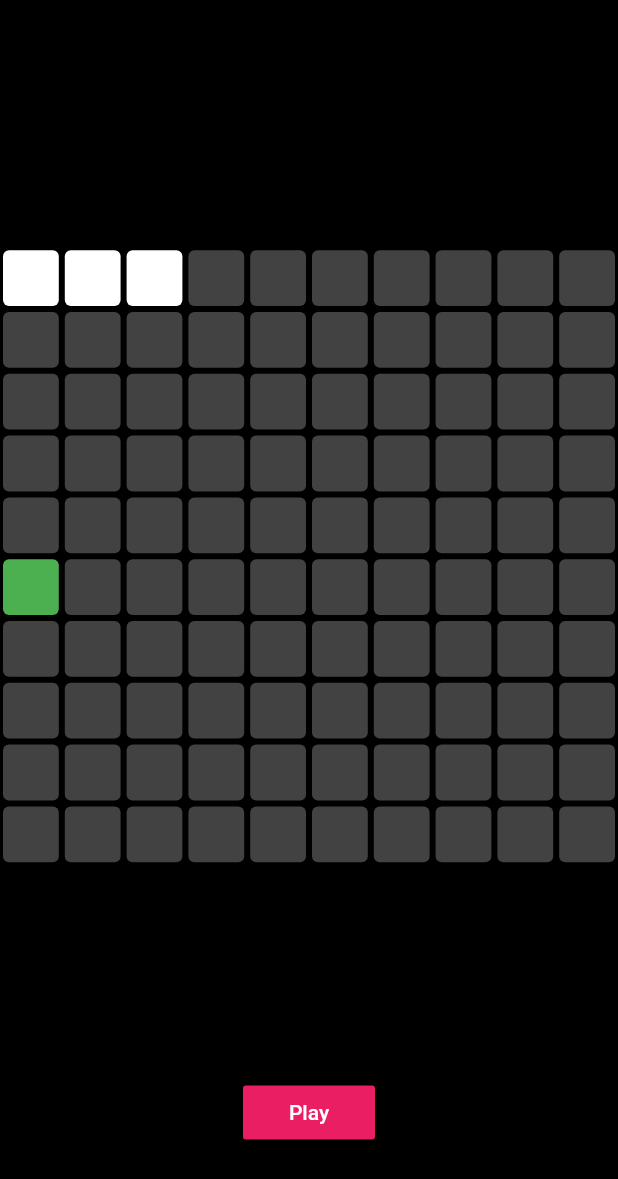
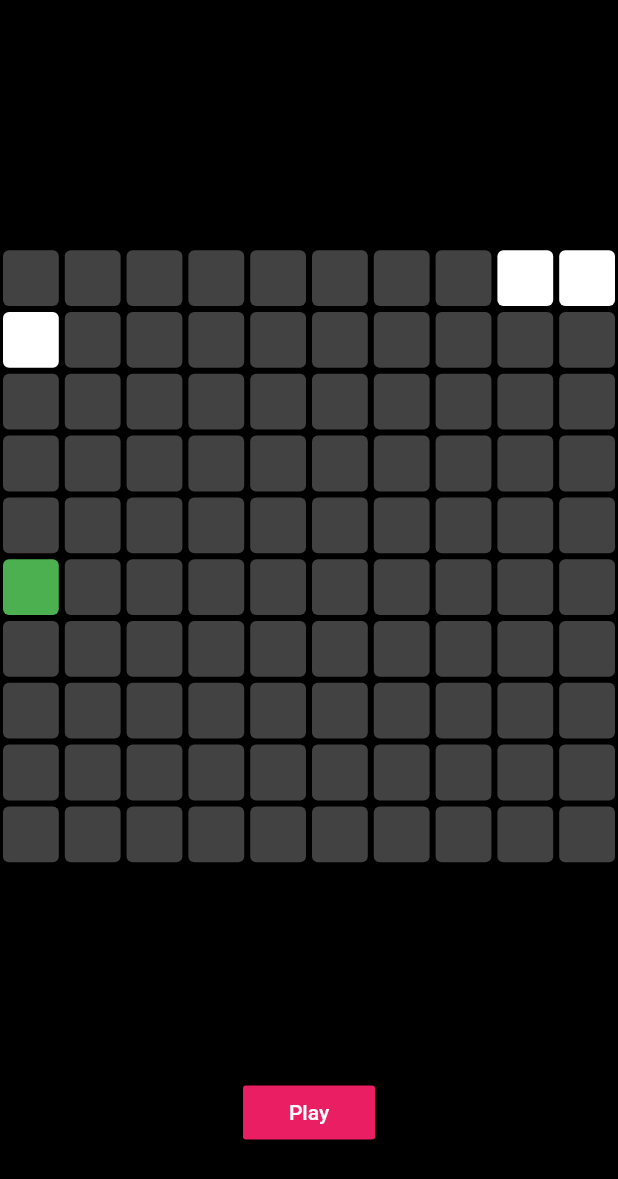
Before and after one commit to ashrafsayed2018/snake-game, a Flutter app: the screen it shows after launch, after a tap on "Play", on a phone screen of 412 x 824 dp. Shown: the top 1179 px of the screen. Run offline on Flutter 3.47's test engine with Material 2 defaults, Android fonts, the phone set to English and light mode, and no system bars.

```diff
--- a/lib/home_page.dart
+++ b/lib/home_page.dart
@@ -1,3 +1,5 @@
+import 'dart:async';
+
 import 'package:flutter/material.dart';
 import 'package:snake_game/widget/blank_pixel.dart';
 import 'package:snake_game/widget/food_pixel.dart';
@@ -20,6 +22,22 @@ class _HomePageState extends State<HomePage> {
   List<int> snakePostion = [0, 1, 2];
   // food postion
   int foodPosition = 50;
+
+  // start the game when start button is clicked
+
+  void startGame() {
+    Timer.periodic(const Duration(milliseconds: 150), (timer) {
+      setState(() {
+        // add head to the sanke
+
+        snakePostion.add(snakePostion.last + 1);
+
+        // remove the tail of the sanke
+        snakePostion.removeAt(0);
+      });
+    });
+  }
+
   @override
   Widget build(BuildContext context) {
     return Scaffold(
@@ -34,7 +52,7 @@ class _HomePageState extends State<HomePage> {
             // game grid
             Expanded(
               flex: 3,
-              child: Container(
+              child: SizedBox(
                 child: GridView.builder(
                   gridDelegate: SliverGridDelegateWithFixedCrossAxisCount(
                     crossAxisCount: rowSize,
@@ -54,11 +72,11 @@ class _HomePageState extends State<HomePage> {
             ),
             // play button
             Expanded(
-              child: Container(
+              child: SizedBox(
                 child: Center(
                   child: MaterialButton(
                     color: Colors.pink,
-                    onPressed: () {},
+                    onPressed: startGame,
                     child: const Text("Play"),
                   ),
                 ),
```
